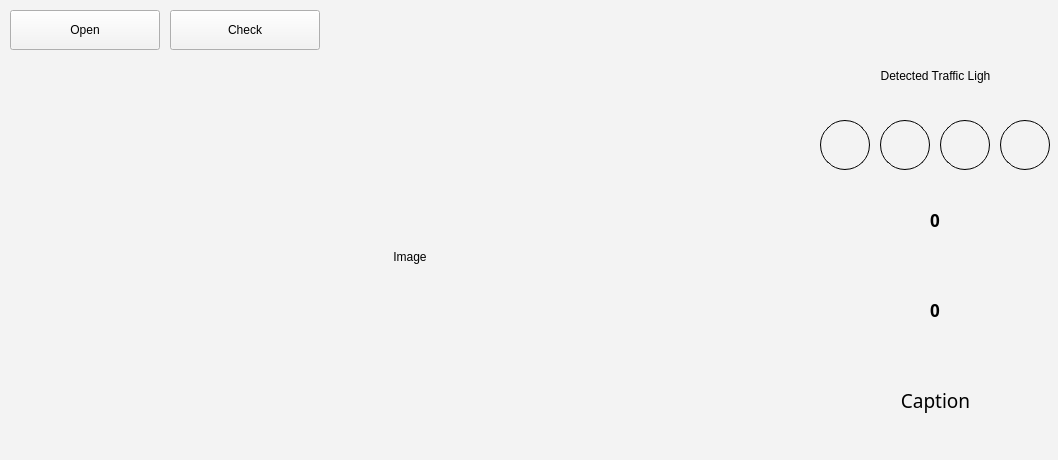
This is ui/main.ui in kka-na/TrafficEye as Qt 5 draws it before an edit. The edited form follows.
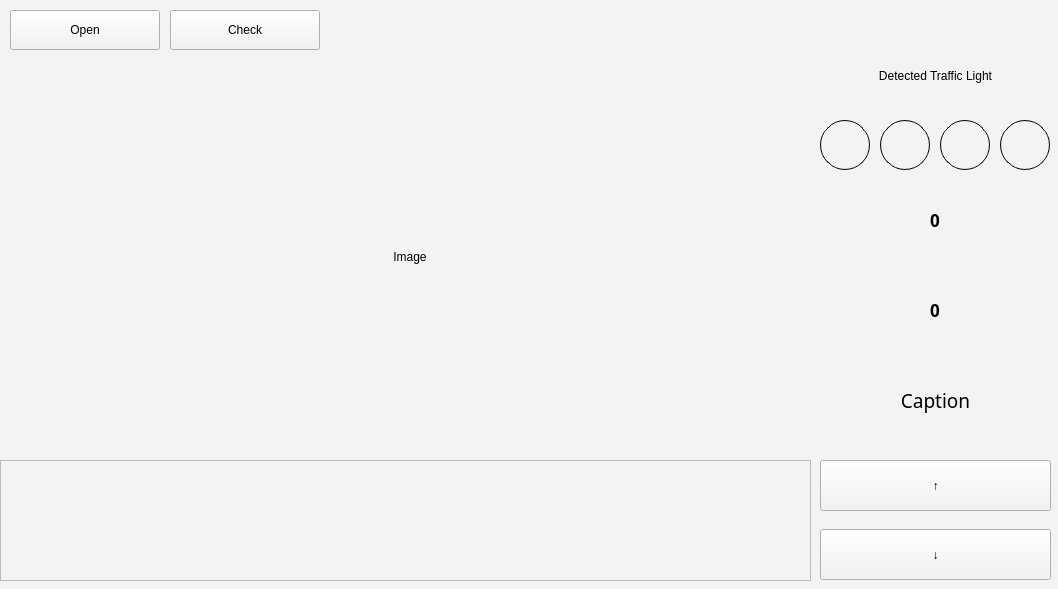
This is the edited form. Icons and pictures are not drawn.

What changed in the file:
```diff
--- a/ui/main.ui
+++ b/ui/main.ui
@@ -7,7 +7,7 @@
     <x>0</x>
     <y>0</y>
     <width>1058</width>
-    <height>460</height>
+    <height>589</height>
    </rect>
   </property>
   <property name="windowTitle">
@@ -259,12 +259,48 @@
      </rect>
     </property>
     <property name="text">
-     <string>Detected Traffic Ligh</string>
+     <string>Detected Traffic Light</string>
     </property>
     <property name="alignment">
      <set>Qt::AlignCenter</set>
     </property>
    </widget>
+   <widget class="QPushButton" name="right">
+    <property name="geometry">
+     <rect>
+      <x>820</x>
+      <y>529</y>
+      <width>231</width>
+      <height>51</height>
+     </rect>
+    </property>
+    <property name="text">
+     <string>↓</string>
+    </property>
+   </widget>
+   <widget class="QPushButton" name="left">
+    <property name="geometry">
+     <rect>
+      <x>820</x>
+      <y>460</y>
+      <width>231</width>
+      <height>51</height>
+     </rect>
+    </property>
+    <property name="text">
+     <string>↑</string>
+    </property>
+   </widget>
+   <widget class="QListWidget" name="list">
+    <property name="geometry">
+     <rect>
+      <x>0</x>
+      <y>460</y>
+      <width>811</width>
+      <height>121</height>
+     </rect>
+    </property>
+   </widget>
   </widget>
  </widget>
  <resources>
```
